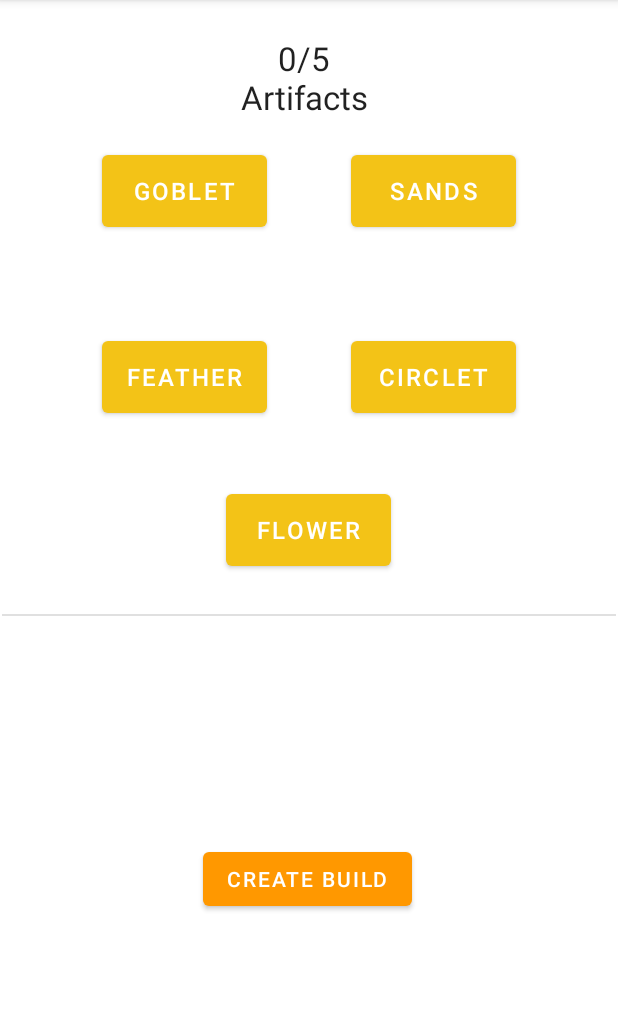
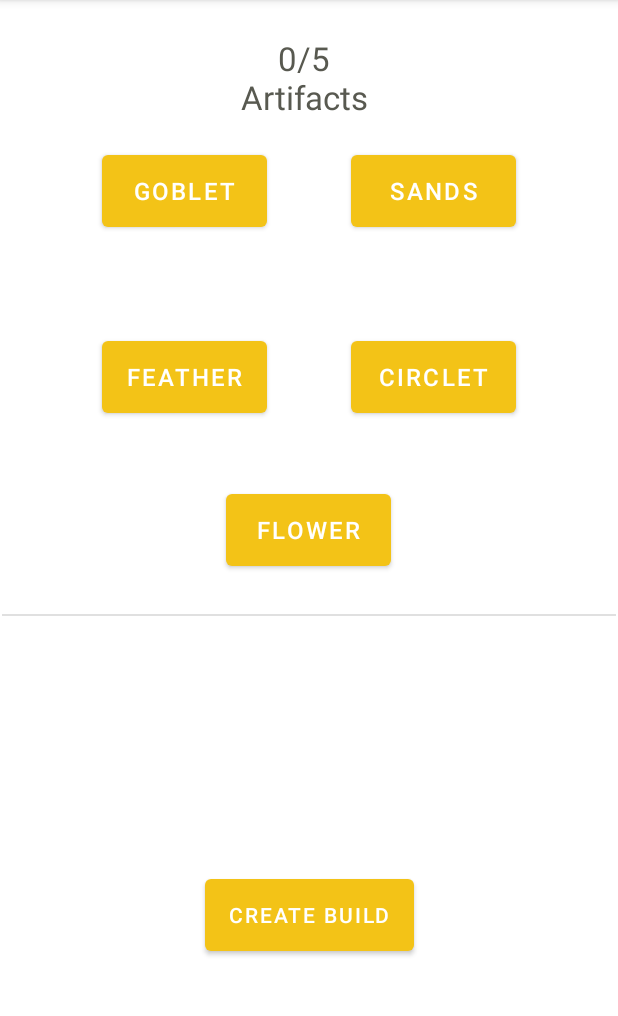
Before and after one commit to c-edh/gacha-helper, an Android app: the CreateBuild screen opened directly, with no data from a screen before it, on a phone screen of 412 x 824 dp, the part 84-1100 px from its top. Run offline under Robolectric (Android 15) with nearby library versions, the phone set to English and light mode, and no system bars; our stand-ins replace Firebase (no records; nobody signed in at launch, a user with empty details on screens opened directly).

Commit message:
added attribution
added attribution to xml files; slightly adjusted create build UI

```diff
--- a/app/src/main/res/layout/activity_createbuild.xml
+++ b/app/src/main/res/layout/activity_createbuild.xml
@@ -1,4 +1,7 @@
 <?xml version="1.0" encoding="utf-8"?>
+<!--Sarah Dueltgen
+ Create Build formatting, button background goldenrod,
+ foreground text white, other text medium gray-->
 <androidx.constraintlayout.widget.ConstraintLayout xmlns:android="http://schemas.android.com/apk/res/android"
     xmlns:app="http://schemas.android.com/apk/res-auto"
     xmlns:tools="http://schemas.android.com/tools"
@@ -103,27 +106,23 @@
     <Button
         android:id="@+id/createUserBuildButton"
         android:layout_width="wrap_content"
-        android:layout_height="wrap_content"
-        android:layout_marginStart="135dp"
-        android:layout_marginEnd="136dp"
-        android:layout_marginBottom="1dp"
+        android:layout_height="60dp"
+        android:layout_marginTop="15dp"
         android:onClick="createUserBuildButtonPressed"
         android:text="Create Build"
-        app:backgroundTint="#FF9800"
-        app:layout_constraintBottom_toBottomOf="parent"
+        app:backgroundTint="@color/goldenrod"
         app:layout_constraintEnd_toEndOf="parent"
-        app:layout_constraintHorizontal_bias="0.0"
         app:layout_constraintStart_toStartOf="parent"
-        app:layout_constraintTop_toBottomOf="@+id/artifactsInUserBuildTextView"
-        app:layout_constraintVertical_bias="0.0" />
+        app:layout_constraintTop_toBottomOf="@+id/artifactsInUserBuildTextView" />
 
     <TextView
         android:id="@+id/artifactsInUserBuildTextView"
         android:layout_width="355dp"
         android:layout_height="141dp"
-        android:layout_marginStart="36dp"
-        android:layout_marginTop="37dp"
-        android:layout_marginEnd="21dp"
+        android:layout_marginStart="28dp"
+        android:layout_marginTop="40dp"
+        android:layout_marginEnd="28dp"
+        android:textColor="@color/mediumGray"
         app:layout_constraintEnd_toEndOf="parent"
         app:layout_constraintStart_toStartOf="parent"
         app:layout_constraintTop_toBottomOf="@+id/flowerButton" />
@@ -138,6 +137,7 @@
         android:text="0/5 Artifacts"
         android:textAlignment="center"
         android:textAppearance="@style/TextAppearance.AppCompat.Large"
+        android:textColor="@color/mediumGray"
         app:layout_constraintEnd_toEndOf="parent"
         app:layout_constraintStart_toStartOf="parent"
         app:layout_constraintTop_toTopOf="parent" />
--- a/app/src/main/res/layout/activity_login.xml
+++ b/app/src/main/res/layout/activity_login.xml
@@ -1,4 +1,7 @@
 <?xml version="1.0" encoding="utf-8"?>
+<!--Sarah Dueltgen
+ Sign up page formatting, button background goldenrod,
+ foreground text white, other text medium gray-->
 <androidx.constraintlayout.widget.ConstraintLayout xmlns:android="http://schemas.android.com/apk/res/android"
     xmlns:app="http://schemas.android.com/apk/res-auto"
     xmlns:tools="http://schemas.android.com/tools"
--- a/app/src/main/res/layout/activity_main.xml
+++ b/app/src/main/res/layout/activity_main.xml
@@ -1,4 +1,7 @@
 <?xml version="1.0" encoding="utf-8"?>
+<!--Sarah Dueltgen
+ Landing page formatting, button background goldenrod,
+ foreground text white-->
 <androidx.constraintlayout.widget.ConstraintLayout xmlns:android="http://schemas.android.com/apk/res/android"
     xmlns:app="http://schemas.android.com/apk/res-auto"
     xmlns:tools="http://schemas.android.com/tools"
--- a/app/src/main/res/layout/activity_menu.xml
+++ b/app/src/main/res/layout/activity_menu.xml
@@ -1,4 +1,7 @@
 <?xml version="1.0" encoding="utf-8"?>
+<!--Sarah Dueltgen
+ Main menu formatting, button background goldenrod,
+ foreground text white, other text medium gray-->
 <androidx.constraintlayout.widget.ConstraintLayout xmlns:android="http://schemas.android.com/apk/res/android"
     xmlns:app="http://schemas.android.com/apk/res-auto"
     xmlns:tools="http://schemas.android.com/tools"
--- a/app/src/main/res/layout/activity_signup.xml
+++ b/app/src/main/res/layout/activity_signup.xml
@@ -1,4 +1,7 @@
 <?xml version="1.0" encoding="utf-8"?>
+<!--Sarah Dueltgen
+ Sign up page formatting, button background goldenrod,
+ foreground text white, other text medium gray-->
 <androidx.constraintlayout.widget.ConstraintLayout xmlns:android="http://schemas.android.com/apk/res/android"
     xmlns:app="http://schemas.android.com/apk/res-auto"
     xmlns:tools="http://schemas.android.com/tools"
--- a/app/src/main/res/layout/activity_test_level.xml
+++ b/app/src/main/res/layout/activity_test_level.xml
@@ -1,4 +1,7 @@
 <?xml version="1.0" encoding="utf-8"?>
+<!--Sarah Dueltgen
+ Level up page formatting, button background goldenrod,
+ foreground text white, text box medium gray, text goldenrod-->
 <androidx.constraintlayout.widget.ConstraintLayout xmlns:android="http://schemas.android.com/apk/res/android"
     xmlns:app="http://schemas.android.com/apk/res-auto"
     xmlns:tools="http://schemas.android.com/tools"
```
